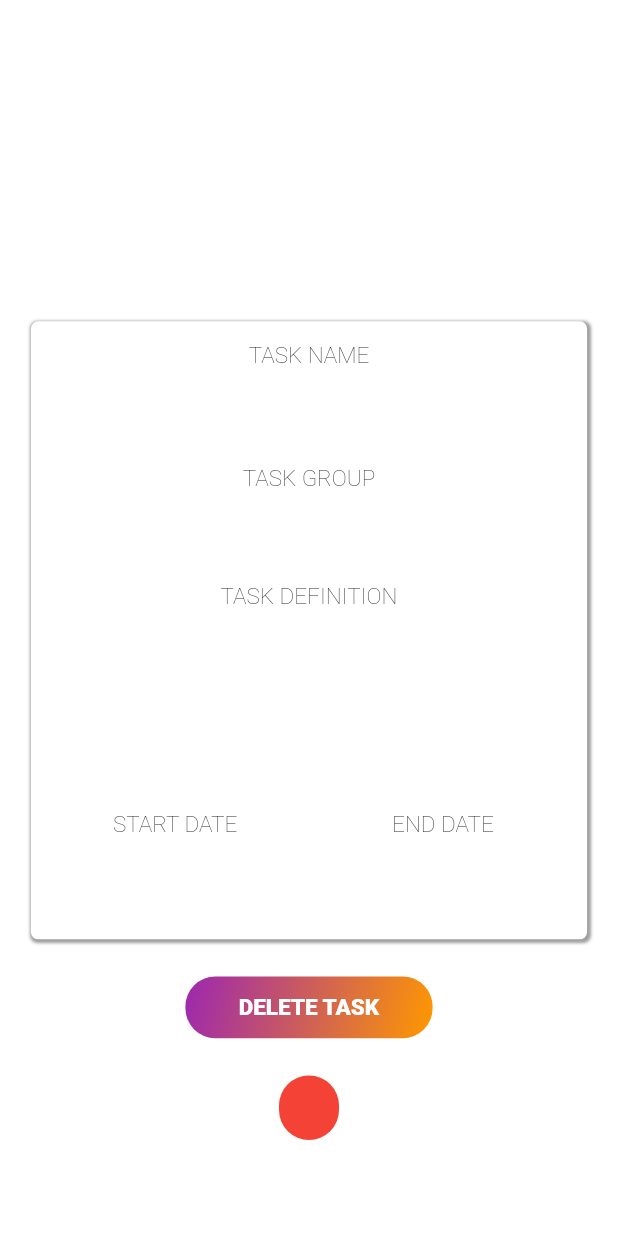
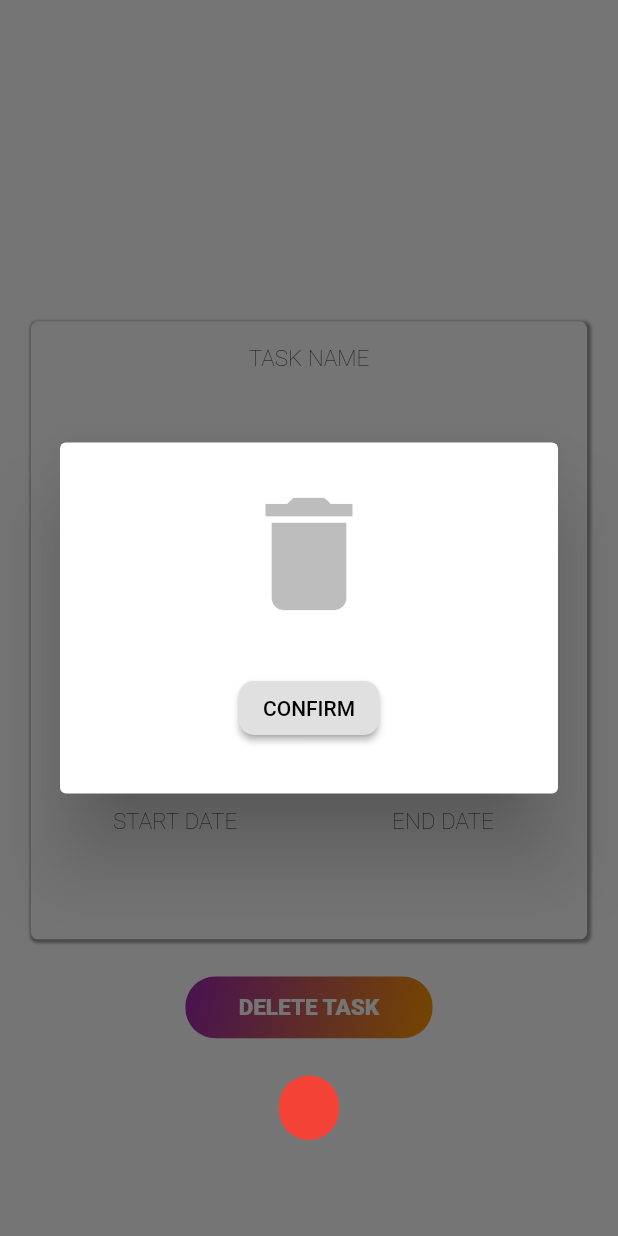
Before and after one commit to Trihz/mysecretary, a Flutter app: the TaskDetailsUI screen opened directly with empty values, after a tap on "DELETE TASK", on a phone screen of 412 x 824 dp. Run offline on Flutter 3.47's test engine with Material 2 defaults, Android fonts, the phone set to English and light mode, and no system bars; our stand-ins replace animated_text_kit, flutter_switch, fluttertoast, hive, hive_flutter and 2 more; missing offline and left inert: dart:ffi, restart_app; accounts and stored records are empty.

Commit message:
Bug fixes

```diff
--- a/lib/newtask/newtask_ui.dart
+++ b/lib/newtask/newtask_ui.dart
@@ -365,17 +365,19 @@ class _NewTaskState extends State<NewTask> {
                 taskStartDate_Calendar,
                 taskEndDate_Calendar,
                 taskGroup);
+            taskCreationDialog();
             //NewTaskLogic().readData();
             //NewTaskLogic().deleteDatabase();
           },
           style: ElevatedButton.styleFrom(
-              backgroundColor: Colors.orange,
-              foregroundColor: Colors.white,
+              backgroundColor: Colors.white,
+              foregroundColor: Colors.black,
+              shadowColor: Colors.grey,
               shape: const RoundedRectangleBorder(
                   borderRadius: BorderRadius.all(Radius.circular(20)))),
           child: const Text(
             "SAVE",
-            style: TextStyle(fontWeight: FontWeight.w900, fontSize: 17),
+            style: TextStyle(fontWeight: FontWeight.w500, fontSize: 15),
           )),
     );
   }
@@ -414,4 +416,26 @@ class _NewTaskState extends State<NewTask> {
       ),
     ));
   }
+
+  /// alert dialog to show succesfull creation of a task
+  Future taskCreationDialog() => showDialog(
+      context: context,
+      builder: (context) => AlertDialog(
+          backgroundColor: Colors.white,
+          icon: const Icon(
+            Icons.done,
+            size: 100,
+            color: Colors.black26,
+          ),
+          content: Container(
+            height: MediaQuery.of(context).size.height * 0.08,
+            width: MediaQuery.of(context).size.width * 1,
+            decoration: const BoxDecoration(color: Colors.transparent),
+            child: const Center(
+              child: Text(
+                "Task Successfully Created",
+                style: TextStyle(fontSize: 16, fontWeight: FontWeight.w500),
+              ),
+            ),
+          )));
 }
--- a/lib/tasksdetails/tasksdetails_ui.dart
+++ b/lib/tasksdetails/tasksdetails_ui.dart
@@ -19,10 +19,10 @@ class TaskDetailsUI extends StatefulWidget {
 }
 
 class _TaskDetailsUIState extends State<TaskDetailsUI> {
-  // variable to store the main color
+  /// variable to store the main color
   Color mainColor = const Color.fromARGB(255, 41, 143, 174);
 
-  // function to diaplay the toast message
+  /// function to diaplay the toast message
   void displayToast(String message) {
     Fluttertoast.showToast(
         msg: message,
@@ -34,6 +34,231 @@ class _TaskDetailsUIState extends State<TaskDetailsUI> {
         fontSize: 16.0);
   }
 
+  /// this function makes all the details about the task to be blank after the task has been deleted
+  void defaultState() {
+    setState(() {
+      widget.taskName = "";
+      widget.taskGroup = "";
+      widget.taskDefinition = "";
+      widget.startDate = "";
+      widget.endDate = "";
+    });
+  }
+
+  /// function to display the task name section
+  Widget taskName() {
+    return Container(
+      height: MediaQuery.of(context).size.height * 0.08,
+      width: MediaQuery.of(context).size.width * 0.9,
+      decoration: const BoxDecoration(color: Colors.transparent),
+      child: Column(
+        mainAxisAlignment: MainAxisAlignment.spaceEvenly,
+        children: [
+          Container(
+              height: MediaQuery.of(context).size.height * 0.04,
+              width: MediaQuery.of(context).size.width * 0.5,
+              decoration: const BoxDecoration(color: Colors.transparent),
+              child: const Align(
+                alignment: Alignment.center,
+                child: Text(
+                  "TASK NAME",
+                  style: TextStyle(
+                      color: Colors.black,
+                      fontSize: 15,
+                      fontWeight: FontWeight.w200),
+                ),
+              )),
+          Container(
+              height: MediaQuery.of(context).size.height * 0.04,
+              width: MediaQuery.of(context).size.width * 0.85,
+              decoration: const BoxDecoration(color: Colors.transparent),
+              child: Align(
+                alignment: Alignment.centerLeft,
+                child: Center(
+                  child: Text(
+                    widget.taskName,
+                    style: const TextStyle(
+                        color: Colors.black,
+                        fontSize: 15,
+                        fontWeight: FontWeight.w700),
+                  ),
+                ),
+              ))
+        ],
+      ),
+    );
+  }
+
+  /// function to display the task group section
+  Widget taskGroup() {
+    return Container(
+      height: MediaQuery.of(context).size.height * 0.08,
+      width: MediaQuery.of(context).size.width * 0.9,
+      decoration: const BoxDecoration(color: Colors.transparent),
+      child: Column(
+        mainAxisAlignment: MainAxisAlignment.spaceEvenly,
+        children: [
+          Container(
+              height: MediaQuery.of(context).size.height * 0.04,
+              width: MediaQuery.of(context).size.width * 0.5,
+              decoration: const BoxDecoration(color: Colors.transparent),
+              child: const Align(
+                alignment: Alignment.center,
+                child: Text(
+                  "TASK GROUP",
+                  style: TextStyle(
+                      color: Colors.black,
+                      fontSize: 15,
+                      fontWeight: FontWeight.w200),
+                ),
+              )),
+          Container(
+              height: MediaQuery.of(context).size.height * 0.04,
+              width: MediaQuery.of(context).size.width * 0.85,
+              decoration: const BoxDecoration(color: Colors.transparent),
+              child: Align(
+                alignment: Alignment.centerLeft,
+                child: Center(
+                  child: Text(
+                    widget.taskGroup,
+                    style: const TextStyle(
+                        color: Colors.black,
+                        fontSize: 15,
+                        fontWeight: FontWeight.w700),
+                  ),
+                ),
+              ))
+        ],
+      ),
+    );
+  }
+
+  /// function to display the task definition section
+  Widget taskDefinition() {
+    return Container(
+      height: MediaQuery.of(context).size.height * 0.18,
+      width: MediaQuery.of(context).size.width * 0.9,
+      decoration: const BoxDecoration(color: Colors.transparent),
+      child: Column(
+        mainAxisAlignment: MainAxisAlignment.spaceEvenly,
+        children: [
+          Container(
+              height: MediaQuery.of(context).size.height * 0.05,
+              width: MediaQuery.of(context).size.width * 0.9,
+              decoration: const BoxDecoration(color: Colors.transparent),
+              child: const Align(
+                alignment: Alignment.center,
+                child: Text(
+                  "TASK DEFINITION",
+                  style: TextStyle(
+                      color: Colors.black,
+                      fontSize: 15,
+                      fontWeight: FontWeight.w200),
+                ),
+              )),
+          Container(
+              height: MediaQuery.of(context).size.height * 0.12,
+              width: MediaQuery.of(context).size.width * 0.9,
+              padding: const EdgeInsets.all(10),
+              decoration: const BoxDecoration(color: Colors.transparent),
+              child: Align(
+                alignment: Alignment.centerLeft,
+                child: Center(
+                  child: Text(
+                    widget.taskDefinition,
+                    style: const TextStyle(
+                        color: Colors.black,
+                        fontSize: 15,
+                        fontWeight: FontWeight.w700),
+                  ),
+                ),
+              ))
+        ],
+      ),
+    );
+  }
+
+  /// function to display the start and end date section
+  Widget taskDates() {
+    return Container(
+      height: MediaQuery.of(context).size.height * 0.11,
+      width: MediaQuery.of(context).size.width * 0.9,
+      decoration: const BoxDecoration(color: Colors.transparent),
+      child: Column(
+        mainAxisAlignment: MainAxisAlignment.spaceEvenly,
+        children: [
+          Row(
+            mainAxisAlignment: MainAxisAlignment.spaceEvenly,
+            children: [
+              Container(
+                height: MediaQuery.of(context).size.height * 0.05,
+                width: MediaQuery.of(context).size.width * 0.4,
+                decoration: const BoxDecoration(color: Colors.transparent),
+                child: const Center(
+                  child: Text(
+                    "START DATE",
+                    style: TextStyle(
+                        color: Colors.black,
+                        fontSize: 15,
+                        fontWeight: FontWeight.w200),
+                  ),
+                ),
+              ),
+              Container(
+                height: MediaQuery.of(context).size.height * 0.05,
+                width: MediaQuery.of(context).size.width * 0.4,
+                decoration: const BoxDecoration(color: Colors.transparent),
+                child: const Center(
+                  child: Text(
+                    "END DATE",
+                    style: TextStyle(
+                        color: Colors.black,
+                        fontSize: 15,
+                        fontWeight: FontWeight.w200),
+                  ),
+                ),
+              ),
+            ],
+          ),
+          Row(
+            mainAxisAlignment: MainAxisAlignment.spaceEvenly,
+            children: [
+              Container(
+                height: MediaQuery.of(context).size.height * 0.06,
+                width: MediaQuery.of(context).size.width * 0.4,
+                decoration: const BoxDecoration(color: Colors.transparent),
+                child: Center(
+                  child: Text(
+                    widget.startDate,
+                    style: const TextStyle(
+                        color: Colors.black,
+                        fontSize: 15,
+                        fontWeight: FontWeight.w700),
+                  ),
+                ),
+              ),
+              Container(
+                height: MediaQuery.of(context).size.height * 0.06,
+                width: MediaQuery.of(context).size.width * 0.4,
+                decoration: const BoxDecoration(color: Colors.transparent),
+                child: Center(
+                  child: Text(
+                    widget.endDate,
+                    style: const TextStyle(
+                        color: Colors.black,
+                        fontSize: 15,
+                        fontWeight: FontWeight.w700),
+                  ),
+                ),
+              ),
+            ],
+          )
+        ],
+      ),
+    );
+  }
+
+  /// this function gets executed first when the screen is launched
   @override
   void initState() {
     displayToast(widget.taskKey);
@@ -68,227 +293,16 @@ class _TaskDetailsUIState extends State<TaskDetailsUI> {
             child: Column(
               mainAxisAlignment: MainAxisAlignment.spaceEvenly,
               children: [
-                Container(
-                  height: MediaQuery.of(context).size.height * 0.08,
-                  width: MediaQuery.of(context).size.width * 0.9,
-                  decoration: const BoxDecoration(color: Colors.transparent),
-                  child: Column(
-                    mainAxisAlignment: MainAxisAlignment.spaceEvenly,
-                    children: [
-                      Container(
-                          height: MediaQuery.of(context).size.height * 0.04,
-                          width: MediaQuery.of(context).size.width * 0.5,
-                          decoration:
-                              const BoxDecoration(color: Colors.transparent),
-                          child: const Align(
-                            alignment: Alignment.center,
-                            child: Text(
-                              "TASK NAME",
-                              style: TextStyle(
-                                  color: Colors.black,
-                                  fontSize: 15,
-                                  fontWeight: FontWeight.w200),
-                            ),
-                          )),
-                      Container(
-                          height: MediaQuery.of(context).size.height * 0.04,
-                          width: MediaQuery.of(context).size.width * 0.85,
-                          decoration:
-                              const BoxDecoration(color: Colors.transparent),
-                          child: Align(
-                            alignment: Alignment.centerLeft,
-                            child: Center(
-                              child: Text(
-                                widget.taskName,
-                                style: const TextStyle(
-                                    color: Colors.black,
-                                    fontSize: 15,
-                                    fontWeight: FontWeight.w700),
-                              ),
-                            ),
-                          ))
-                    ],
-                  ),
-                ),
-                Divider(
-                  color: Colors.transparent,
-                  thickness: 0.5,
-                  height: 3,
-                  indent: MediaQuery.of(context).size.width * 0,
-                  endIndent: MediaQuery.of(context).size.width * 0,
-                ),
-                Container(
-                  height: MediaQuery.of(context).size.height * 0.08,
-                  width: MediaQuery.of(context).size.width * 0.9,
-                  decoration: const BoxDecoration(color: Colors.transparent),
-                  child: Column(
-                    mainAxisAlignment: MainAxisAlignment.spaceEvenly,
-                    children: [
-                      Container(
-                          height: MediaQuery.of(context).size.height * 0.04,
-                          width: MediaQuery.of(context).size.width * 0.5,
-                          decoration:
-                              const BoxDecoration(color: Colors.transparent),
-                          child: const Align(
-                            alignment: Alignment.center,
-                            child: Text(
-                              "TASK GROUP",
-                              style: TextStyle(
-                                  color: Colors.black,
-                                  fontSize: 15,
-                                  fontWeight: FontWeight.w200),
-                            ),
-                          )),
-                      Container(
-                          height: MediaQuery.of(context).size.height * 0.04,
-                          width: MediaQuery.of(context).size.width * 0.85,
-                          decoration:
-                              const BoxDecoration(color: Colors.transparent),
-                          child: Align(
-                            alignment: Alignment.centerLeft,
-                            child: Center(
-                              child: Text(
-                                widget.taskGroup,
-                                style: const TextStyle(
-                                    color: Colors.black,
-                                    fontSize: 15,
-                                    fontWeight: FontWeight.w700),
-                              ),
-                            ),
-                          ))
-                    ],
-                  ),
-                ),
-                Container(
-                  height: MediaQuery.of(context).size.height * 0.18,
-                  width: MediaQuery.of(context).size.width * 0.9,
-                  decoration: const BoxDecoration(color: Colors.transparent),
-                  child: Column(
-                    mainAxisAlignment: MainAxisAlignment.spaceEvenly,
-                    children: [
-                      Container(
-                          height: MediaQuery.of(context).size.height * 0.05,
-                          width: MediaQuery.of(context).size.width * 0.9,
-                          decoration:
-                              const BoxDecoration(color: Colors.transparent),
-                          child: const Align(
-                            alignment: Alignment.center,
-                            child: Text(
-                              "TASK DEFINITION",
-                              style: TextStyle(
-                                  color: Colors.black,
-                                  fontSize: 15,
-                                  fontWeight: FontWeight.w200),
-                            ),
-                          )),
-                      Container(
-                          height: MediaQuery.of(context).size.height * 0.12,
-                          width: MediaQuery.of(context).size.width * 0.9,
-                          padding: const EdgeInsets.all(10),
-                          decoration:
-                              const BoxDecoration(color: Colors.transparent),
-                          child: Align(
-                            alignment: Alignment.centerLeft,
-                            child: Center(
-                              child: Text(
-                                widget.taskDefinition,
-                                style: const TextStyle(
-                                    color: Colors.black,
-                                    fontSize: 15,
-                                    fontWeight: FontWeight.w700),
-                              ),
-                            ),
-                          ))
-                    ],
-                  ),
-                ),
-                Container(
-                  height: MediaQuery.of(context).size.height * 0.11,
-                  width: MediaQuery.of(context).size.width * 0.9,
-                  decoration: const BoxDecoration(color: Colors.transparent),
-                  child: Column(
-                    mainAxisAlignment: MainAxisAlignment.spaceEvenly,
-                    children: [
-                      Row(
-                        mainAxisAlignment: MainAxisAlignment.spaceEvenly,
-                        children: [
-                          Container(
-                            height: MediaQuery.of(context).size.height * 0.05,
-                            width: MediaQuery.of(context).size.width * 0.4,
-                            decoration:
-                                const BoxDecoration(color: Colors.transparent),
-                            child: const Center(
-                              child: Text(
-                                "START DATE",
-                                style: TextStyle(
-                                    color: Colors.black,
-                                    fontSize: 15,
-                                    fontWeight: FontWeight.w200),
-                              ),
-                            ),
-                          ),
-                          Container(
-                            height: MediaQuery.of(context).size.height * 0.05,
-                            width: MediaQuery.of(context).size.width * 0.4,
-                            decoration:
-                                const BoxDecoration(color: Colors.transparent),
-                            child: const Center(
-                              child: Text(
-                                "END DATE",
-                                style: TextStyle(
-                                    color: Colors.black,
-                                    fontSize: 15,
-                                    fontWeight: FontWeight.w200),
-                              ),
-                            ),
-                          ),
-                        ],
-                      ),
-                      Row(
-                        mainAxisAlignment: MainAxisAlignment.spaceEvenly,
-                        children: [
-                          Container(
-                            height: MediaQuery.of(context).size.height * 0.06,
-                            width: MediaQuery.of(context).size.width * 0.4,
-                            decoration:
-                                const BoxDecoration(color: Colors.transparent),
-                            child: Center(
-                              child: Text(
-                                widget.startDate,
-                                style: const TextStyle(
-                                    color: Colors.black,
-                                    fontSize: 15,
-                                    fontWeight: FontWeight.w700),
-                              ),
-                            ),
-                          ),
-                          Container(
-                            height: MediaQuery.of(context).size.height * 0.06,
-                            width: MediaQuery.of(context).size.width * 0.4,
-                            decoration:
-                                const BoxDecoration(color: Colors.transparent),
-                            child: Center(
-                              child: Text(
-                                widget.endDate,
-                                style: const TextStyle(
-                                    color: Colors.black,
-                                    fontSize: 15,
-                                    fontWeight: FontWeight.w700),
-                              ),
-                            ),
-                          ),
-                        ],
-                      )
-                    ],
-                  ),
-                ),
+                taskName(),
+                taskGroup(),
+                taskDefinition(),
+                taskDates()
               ],
             ),
           ),
           GestureDetector(
             onTap: () {
-              TaskDetailsLogic().recordDeletedTasksIndexes(widget.taskKey);
-              TaskDetailsLogic().readData();
+              confirmDeleteDialog();
             },
             child: Container(
               height: MediaQuery.of(context).size.height * 0.05,
@@ -315,4 +329,60 @@ class _TaskDetailsUIState extends State<TaskDetailsUI> {
       ),
     ));
   }
+
+  /// alert dialog to show succesfull deletion of a task
+  Future taskDeletionDialog() => showDialog(
+      context: context,
+      builder: (context) => AlertDialog(
+          backgroundColor: Colors.white,
+          icon: const Icon(
+            Icons.done,
+            size: 100,
+            color: Colors.black26,
+          ),
+          content: Container(
+            height: MediaQuery.of(context).size.height * 0.08,
+            width: MediaQuery.of(context).size.width * 1,
+            decoration: const BoxDecoration(color: Colors.transparent),
+            child: const Center(
+              child: Text(
+                "Task Deleted Successfully",
+                style: TextStyle(fontSize: 16, fontWeight: FontWeight.w500),
+              ),
+            ),
+          )));
+
+  /// alert dialog to propmt the user to confirm deletion of the task
+  Future confirmDeleteDialog() => showDialog(
+      context: context,
+      builder: (context) => AlertDialog(
+          backgroundColor: Colors.white,
+          icon: const Icon(
+            Icons.delete,
+            size: 100,
+            color: Colors.black26,
+          ),
+          content: Container(
+            height: MediaQuery.of(context).size.height * 0.08,
+            width: MediaQuery.of(context).size.width * 1,
+            decoration: const BoxDecoration(color: Colors.transparent),
+            child: Center(
+              child: ElevatedButton(
+                  onPressed: () {
+                    /// delete the task by recording it in the deleted tasks database
+                    TaskDetailsLogic()
+                        .recordDeletedTasksIndexes(widget.taskKey);
+                    TaskDetailsLogic().readData();
+                    defaultState();
+                    Navigator.of(context).pop();
+                  },
+                  style: ElevatedButton.styleFrom(
+                      backgroundColor: Colors.grey.shade300,
+                      foregroundColor: Colors.black,
+                      shadowColor: Colors.grey,
+                      shape: const RoundedRectangleBorder(
+                          borderRadius: BorderRadius.all(Radius.circular(10)))),
+                  child: const Text("CONFIRM")),
+            ),
+          )));
 }
```
